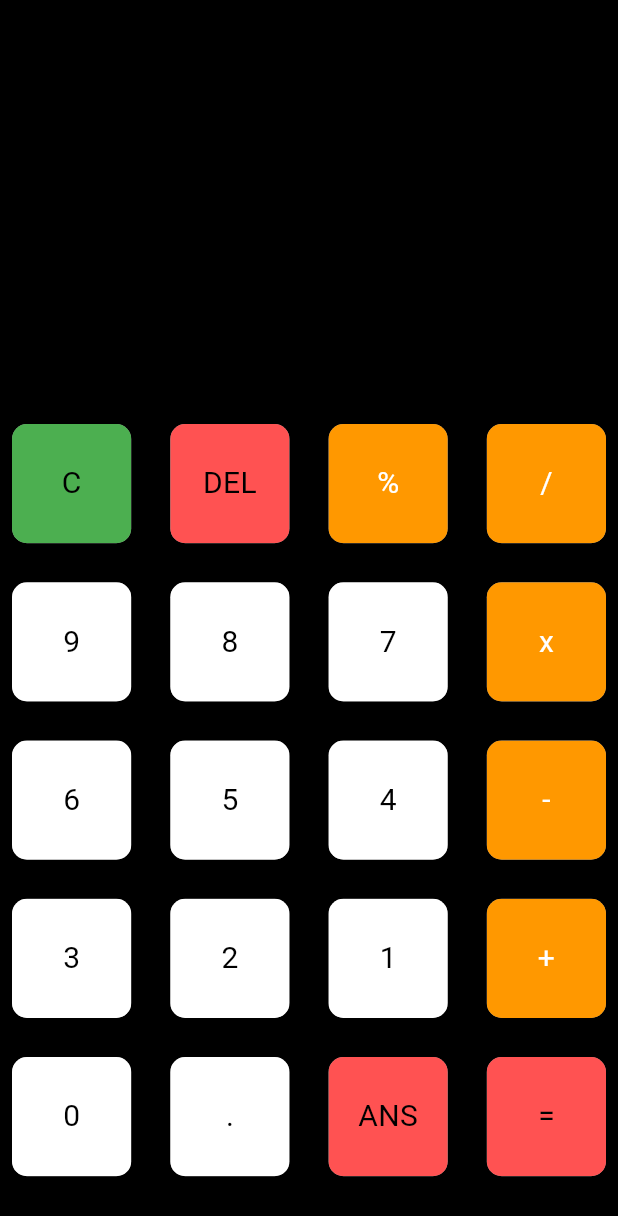
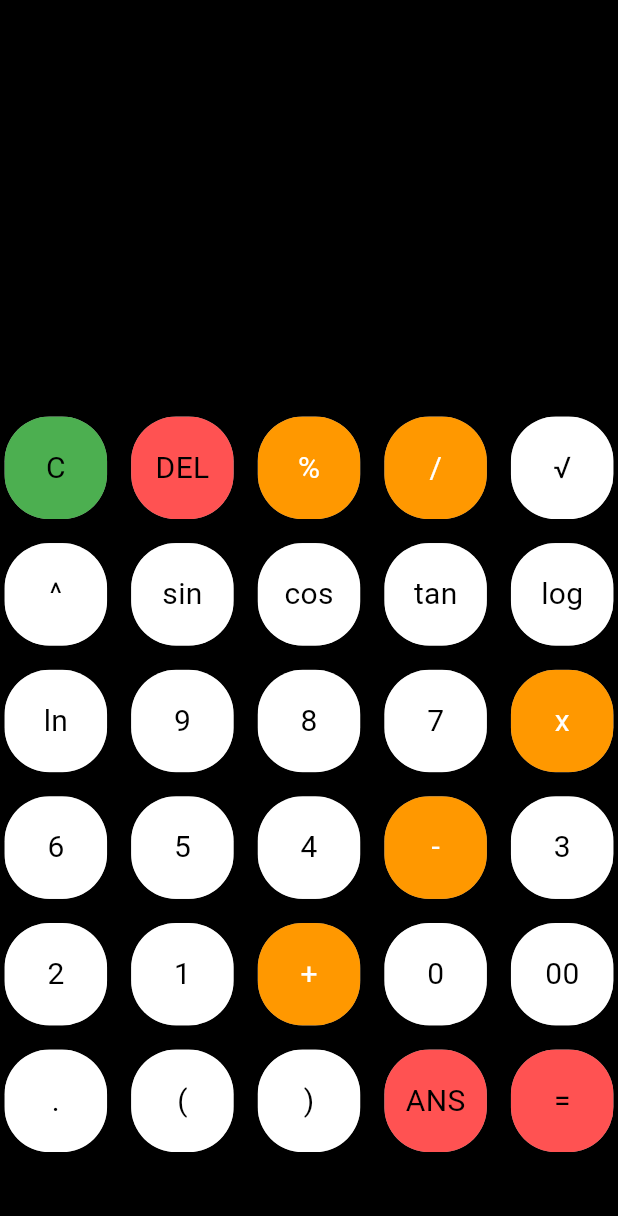
Before and after one commit to rohankarn35/flutter_calculator, a Flutter app: the screen it shows after launch, on a phone screen of 412 x 824 dp. Shown: the top 1216 px of the screen. Run offline on Flutter 3.47's test engine with Material 2 defaults, Android fonts, the phone set to English and light mode, and no system bars; our stand-ins replace math_expressions.

Commit message:
Added more features

```diff
--- a/lib/Pages/Ui.dart
+++ b/lib/Pages/Ui.dart
@@ -17,6 +17,13 @@ class _CalcUIState extends State<CalcUI> {
     'DEL',
     '%',
     '/',
+    '√',      // Square root
+    '^',      // Exponentiation
+    'sin',    // Sine
+    'cos',
+    'tan',
+    'log',
+    'ln',
     '9',
     '8',
     '7',
@@ -30,9 +37,13 @@ class _CalcUIState extends State<CalcUI> {
     '1',
     '+',
     '0',
+    '00',
     '.',
+    '(',
+  ')',
     'ANS',
     '=',
+
   ];
 
   @override
@@ -45,8 +56,6 @@ class _CalcUIState extends State<CalcUI> {
             child: Container(
 
               // color: Colors.blue,
-              child: Padding(
-                padding: const EdgeInsets.all(20.0),
               child: Column(
                 mainAxisAlignment: MainAxisAlignment.spaceEvenly,
                 children: [
@@ -80,14 +89,13 @@ class _CalcUIState extends State<CalcUI> {
               ),
             ),
           ),
-          ),
           Expanded(
             flex: 2,
             child: Container(
               child: GridView.builder(
                 itemCount: buttons.length,
                 gridDelegate: SliverGridDelegateWithFixedCrossAxisCount(
-                  crossAxisCount: 4,
+                  crossAxisCount: 5,
                   mainAxisSpacing: 10,
                   crossAxisSpacing: 10,
                 ),
@@ -177,21 +185,28 @@ class _CalcUIState extends State<CalcUI> {
  void evaluate() {
   try {
     String finalQuestion = userQuestion;
+
+    // Replace custom symbols with standard mathematical symbols
     finalQuestion = finalQuestion.replaceAll('x', '*');
+    finalQuestion = finalQuestion.replaceAll('√', 'sqrt');
+    finalQuestion = finalQuestion.replaceAll('^', '**');
+    finalQuestion = finalQuestion.replaceAll('sin', 'sin(');
+    finalQuestion = finalQuestion.replaceAll('cos', 'cos(');
+    finalQuestion = finalQuestion.replaceAll('tan', 'tan(');
+    finalQuestion = finalQuestion.replaceAll('log', 'log(');
+    finalQuestion = finalQuestion.replaceAll('ln', 'ln(');
+
     Parser p = Parser();
     Expression exp = p.parse(finalQuestion);
     ContextModel cm = ContextModel();
     double eval = exp.evaluate(EvaluationType.REAL, cm);
 
-    // Convert the result to a string with 7 decimal places
     String result = eval.toStringAsFixed(10);
-
-    // Remove trailing zeros after the last non-zero digit after the decimal place
     result = result.replaceAll(RegExp(r'(?<=\d)0*$'), '');
 
     userAns = result;
     if (eval % 1 == 0) {
-      userAns = eval.toInt().toString(); // Convert to integer if decimal is zero
+      userAns = eval.toInt().toString();
     }
   } catch (e) {
     userAns = 'Error';
--- a/lib/buttons.dart
+++ b/lib/buttons.dart
@@ -13,10 +13,11 @@ class MyButtons extends StatelessWidget {
     return GestureDetector(
       onTap: onTap,
       child: Padding(
-        padding: const EdgeInsets.all(8.0),
+        padding: const EdgeInsets.all(3.0),
         child: ClipRRect(
-            borderRadius: BorderRadius.circular(10),
+            borderRadius: BorderRadius.circular(30),
             child: Container(
+
               decoration: BoxDecoration(
 
                 color: color,
```
Lines whose indentation alone changed are shown as unchanged.
